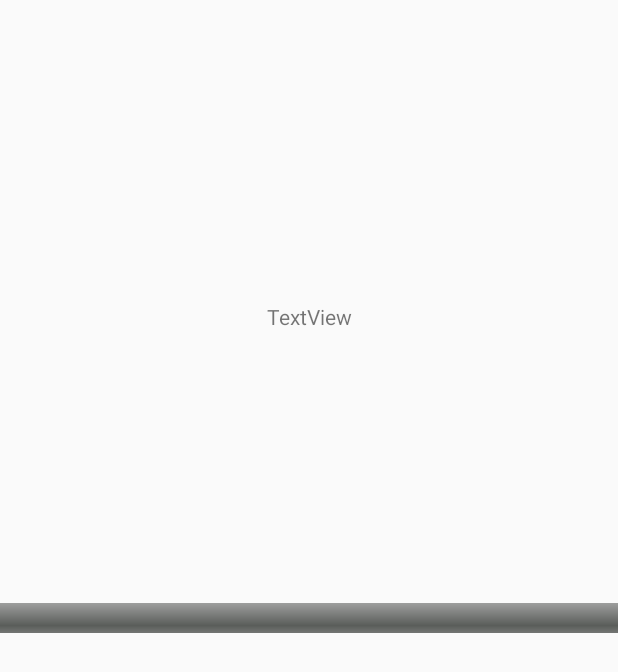
After one commit to edumigsoft/CarWifi, an Android app: the layout fragment_view_one.xml on its own in the app's theme, with its tools: preview values and no code run, on a phone screen of 412 x 824 dp. The commit adds this screen. Shown: the top 672 px of the screen. Run offline under Robolectric (Android 15) with nearby library versions, the phone set to English and light mode, and no system bars.

Commit message:
Mudança na forma de acionamento das saídas.

```diff
--- a/app/build.gradle
+++ b/app/build.gradle
@@ -26,6 +26,7 @@ dependencies {
     androidTestCompile('com.android.support.test.espresso:espresso-core:2.2.2', {
         exclude group: 'com.android.support', module: 'support-annotations'
     })
+    compile 'com.android.support:appcompat-v7:26.+'
     compile 'com.android.support.constraint:constraint-layout:1.0.2'
     testCompile 'junit:junit:4.12'
     compile "org.jetbrains.kotlin:kotlin-stdlib-jre7:$kotlin_version"
--- a/app/src/main/AndroidManifest.xml
+++ b/app/src/main/AndroidManifest.xml
@@ -11,7 +11,7 @@
         android:label="@string/app_name"
         android:supportsRtl="true"
         android:theme="@style/AppTheme">
-        <activity android:name=".KotlinActivity" android:screenOrientation="landscape">
+        <activity android:name=".AppActivity" android:screenOrientation="landscape">
             <intent-filter>
                 <action android:name="android.intent.action.MAIN" />
 
--- a/app/src/main/java/com/edumigrafa/carwifi/logic/Constants.kt
+++ b/app/src/main/java/com/edumigrafa/carwifi/logic/Constants.kt
@@ -9,6 +9,7 @@ val LIMITNEGATIVE_Y: Float = -1.2f
 val LIMITPOSITIVE_Y: Float = 1.2f
 val LIMIT_X_1: Float = 4.0f
 val LIMIT_X_2: Float = 8.0f
+val PIN_DIRECTION: String = "pin_direction"             //
 val PIN_DIRECTION_LEFT: String = "pin_left"             // 1
 val PIN_DIRECTION_RIGHT: String = "pin_right"           // 2
 val PIN_DIRECTION_BACK: String = "pin_back"             // 3
--- a/app/src/main/res/layout/activity_kotlin.xml
+++ b/app/src/main/res/layout/activity_app.xml
@@ -4,7 +4,7 @@
     xmlns:tools="http://schemas.android.com/tools"
     android:layout_width="match_parent"
     android:layout_height="match_parent"
-    tools:context="com.edumigrafa.carwifi.KotlinActivity">
+    tools:context="com.edumigrafa.carwifi.AppActivity">
 
     <ImageView
         android:id="@+id/imgLightGyroflex"
--- /dev/null
+++ b/app/src/main/res/layout/fragment_view_one.xml
@@ -0,0 +1,33 @@
+<android.support.constraint.ConstraintLayout xmlns:android="http://schemas.android.com/apk/res/android"
+    xmlns:app="http://schemas.android.com/apk/res-auto"
+    xmlns:tools="http://schemas.android.com/tools"
+    android:layout_width="match_parent"
+    android:layout_height="match_parent"
+    tools:context="com.edumigrafa.carwifi.views.OneViewFragment">
+
+    <!-- TODO: Update blank fragment layout -->
+
+    <SeekBar
+        android:id="@+id/seekBar"
+        style="@android:style/Widget.SeekBar"
+        android:layout_width="500dp"
+        android:layout_height="50dp"
+        android:max="5"
+        app:layout_constraintBottom_toBottomOf="parent"
+        app:layout_constraintLeft_toLeftOf="parent"
+        app:layout_constraintRight_toRightOf="parent"
+        app:layout_constraintTop_toTopOf="parent" />
+
+    <TextView
+        android:id="@+id/textView"
+        android:layout_width="wrap_content"
+        android:layout_height="wrap_content"
+        android:text="TextView"
+        app:layout_constraintLeft_toLeftOf="parent"
+        app:layout_constraintRight_toRightOf="parent"
+        app:layout_constraintTop_toTopOf="parent"
+        android:layout_marginTop="0dp"
+        app:layout_constraintBottom_toBottomOf="parent"
+        android:layout_marginBottom="0dp"
+        app:layout_constraintVertical_bias="0.25" />
+</android.support.constraint.ConstraintLayout>
--- a/app/src/main/res/values/styles.xml
+++ b/app/src/main/res/values/styles.xml
@@ -1,8 +1,11 @@
 <resources>
 
     <!-- Base application theme. -->
-    <style name="AppTheme" parent="android:Theme.Material.Light.DarkActionBar">
+    <style name="AppTheme" parent="Theme.AppCompat.Light.DarkActionBar">
         <!-- Customize your theme here. -->
+        <item name="colorPrimary">@color/colorPrimary</item>
+        <item name="colorPrimaryDark">@color/colorPrimaryDark</item>
+        <item name="colorAccent">@color/colorAccent</item>
     </style>
 
 </resources>
```
Also changed, not shown: app/src/main/java/com/edumigrafa/carwifi/AppActivity.kt (added, +33 -0 lines), app/src/main/java/com/edumigrafa/carwifi/KotlinActivity.kt (deleted, +0 -258 lines), app/src/main/java/com/edumigrafa/carwifi/logic/CarWiFi.kt (+4 -4 lines), app/src/main/java/com/edumigrafa/carwifi/views/OneViewFragment.kt (added, +109 -0 lines), app/src/main/res/layout/activity_app_2.xml (added, +18 -0 lines).
